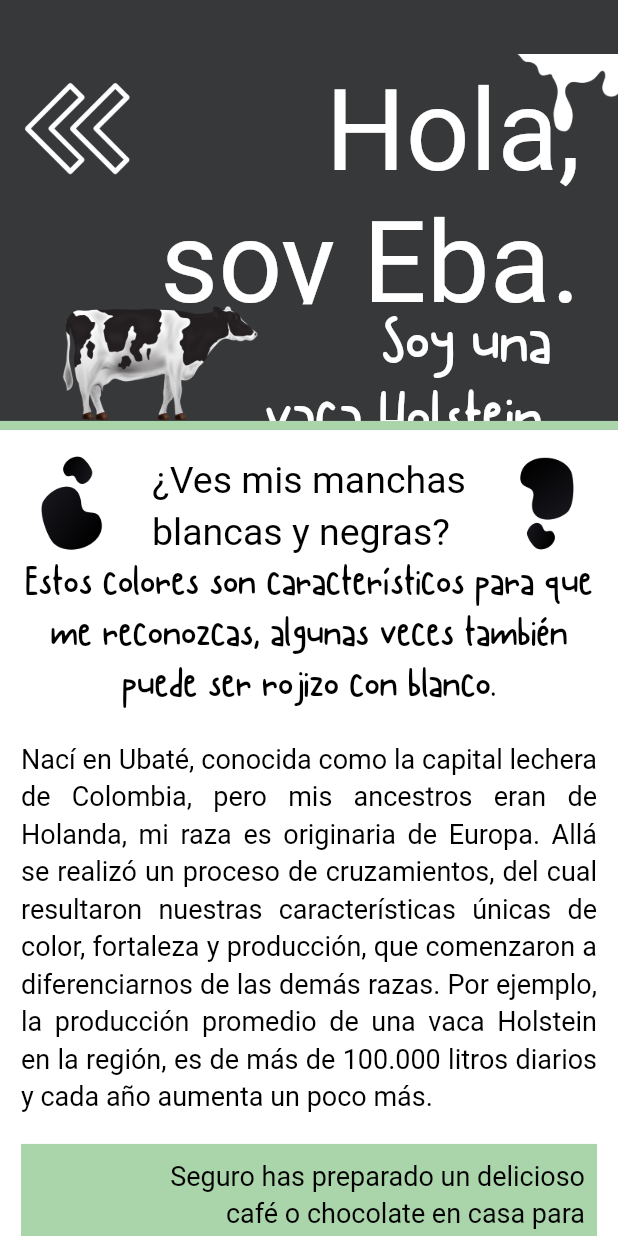
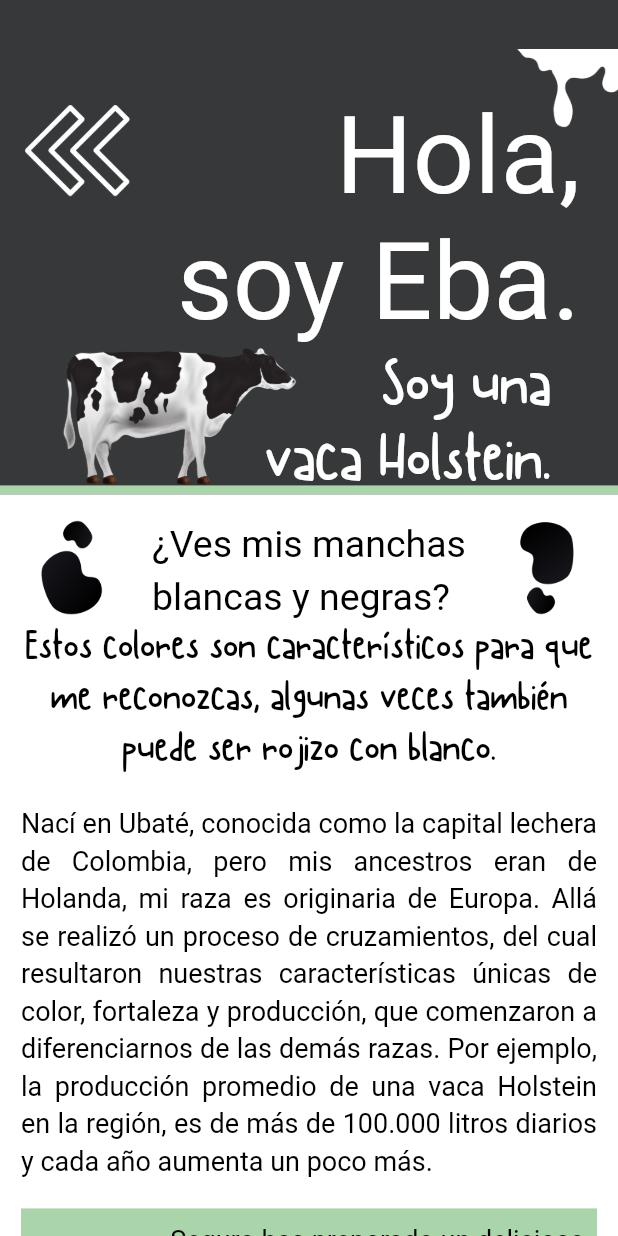
Before and after one commit to LigiaRojas/Eba, a Flutter app: the GeneralScreen screen opened by its route, on a phone screen of 412 x 824 dp. Run offline on Flutter 3.47's test engine with Material 2 defaults, Android fonts, the phone set to English and light mode, and no system bars; our stand-ins replace logger, youtube_player_flutter; missing offline and left inert: flutter_session, flutter_unity_widget, mongo_dart; Roboto replaces fonts that are missing (LeagueSpartan).

Commit message:
Ajuste tamaños en info general.

```diff
--- a/lib/views/about_screen.dart
+++ b/lib/views/about_screen.dart
@@ -12,7 +12,7 @@ class AboutScreen extends StatelessWidget {
             Expanded(
               flex: 1,
               child: Row(
-                crossAxisAlignment: CrossAxisAlignment.center,
+                crossAxisAlignment: CrossAxisAlignment.end,
                 children: [
                   Expanded(
                     flex: 4,
@@ -21,6 +21,7 @@ class AboutScreen extends StatelessWidget {
                   Expanded(
                     flex: 1,
                     child: Container(
+                      padding: const EdgeInsets.only(bottom: 10.0),
                       child: FlatButton(
                         child: Image.asset('images/close-button.png'),
                         onPressed: () {
--- a/lib/views/info/general_screen.dart
+++ b/lib/views/info/general_screen.dart
@@ -27,7 +27,7 @@ class GeneralScreen extends StatelessWidget {
                 child: Container(),
               ),
               Expanded(
-                flex: 7,
+                flex: 9,
                 child: buildExtendedHeader(() {
                   Logger().d('Going back from General Info Screen - On screen back button');
                   Navigator.pushNamed(
@@ -203,7 +203,7 @@ Widget buildTitle() => Row(
 );
 
 Widget buildExtendedHeader(Function backButtonAction) {
-  Widget baseHeader = buildHeader('soy Eba.', 75.0, backButtonAction, topText: 'Hola,');
+  Widget baseHeader = buildHeader('soy Eba.', 72.0, backButtonAction, topText: 'Hola,');
   Widget extendedBackground = Row(
     children: [
       Expanded(
```
